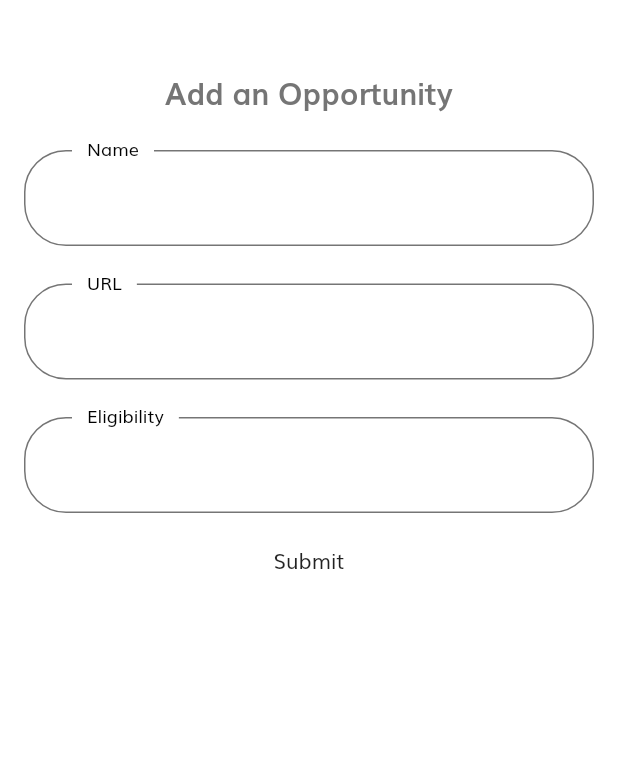
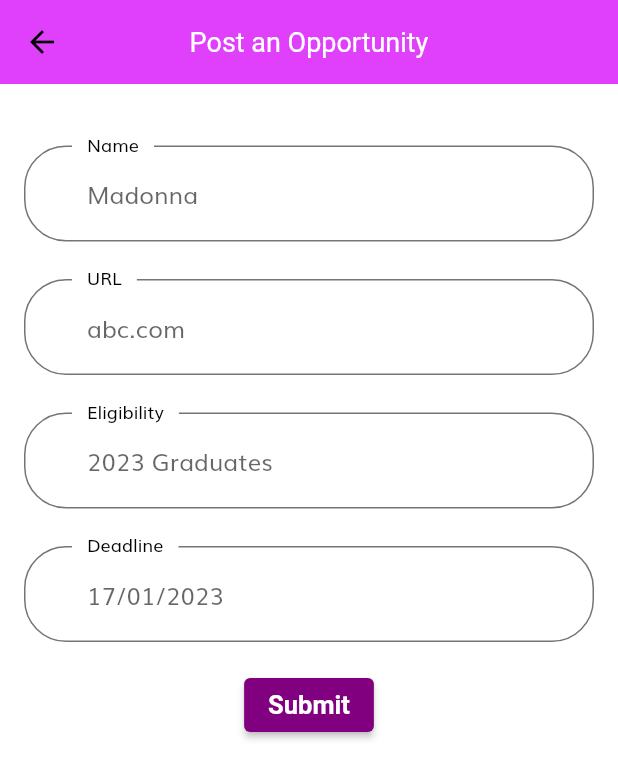
Before and after one commit to SurabhiMishra/EmpowHER-App, a Flutter app: the AddOpportunity screen opened by its route, on a phone screen of 412 x 824 dp. Shown: the top 779 px of the screen. Run offline on Flutter 3.47's test engine with Material 2 defaults, Android fonts, the phone set to English and light mode, and no system bars; our stand-ins replace flutter_svg.

Commit message:
add stuff

```diff
--- a/lib/screens/home/components/add_opportunity.dart
+++ b/lib/screens/home/components/add_opportunity.dart
@@ -1,57 +1,75 @@
 import 'package:flutter/material.dart';
+import 'package:shop_app/constants.dart';
+import 'package:shop_app/screens/home/components/body.dart';
+import 'package:shop_app/screens/home/components/opportunities.dart';
+
 class AddOpportunity extends StatelessWidget {
   static String routeName = "/addOpportunity";
   final TextEditingController _nameController = TextEditingController();
   final TextEditingController _urlController = TextEditingController();
   final TextEditingController _elgController = TextEditingController();
+  final TextEditingController _deadlineController = TextEditingController();
+
   @override
   Widget build(BuildContext context) {
-
     return Scaffold(
-      body: _buildChildren(),
+      appBar: AppBar(
+        title: Text('Post an Opportunity',style: TextStyle(color: Colors.white),),
+        centerTitle: true,
+        elevation: 0,
+      ),
+      body: SingleChildScrollView(child: _buildChildren(context)),
     );
   }
 
-  Widget _buildChildren() {
+  Widget _buildChildren(BuildContext context) {
     return Padding(
       padding: const EdgeInsets.all(16.0),
-      child: (
-      Column(
+      child: (Column(
+        crossAxisAlignment: CrossAxisAlignment.center,
         children: [
-          SizedBox(height: 30,),
-          Text('Add an Opportunity',
-            style: TextStyle(
-              fontWeight: FontWeight.w600,
-              fontSize: 20,
-            ),),
           SizedBox(height: 25.0),
           _buildNameTextField(),
           SizedBox(height: 25.0),
           _buildUrlTextField(),
           SizedBox(height: 25.0),
           _buildEligibilityTextField(),
-          SizedBox(height: 8.0),
-          FlatButton(
+          SizedBox(height: 25.0),
+          _buildDeadlineTextField(),
+          SizedBox(height: 18.0),
+          ElevatedButton(
+            style: ElevatedButton.styleFrom(
+                primary: kPrimaryColor, textStyle: TextStyle(fontSize: 17)),
+            onPressed: () => _submit(context),
             child: Text(
-             "Submit"
+              "Submit",
+              style: TextStyle(fontWeight: FontWeight.bold),
             ),
-            onPressed: (){},
           ),
         ],
-      )
-      ),
+      )),
     );
+  }
+
+  void _submit(BuildContext context) {
+    opporValues.add(Opportunities(
+        name: _nameController.text,
+        url: 'https://' + _urlController.text,
+        deadline: _deadlineController.text,
+        eligibility: _elgController.text));
+    Navigator.of(context).pop();
   }
 
   TextField _buildNameTextField() {
     return TextField(
       decoration: InputDecoration(
         labelText: 'Name',
+        hintText: 'Madonna',
         labelStyle: TextStyle(
           color: Colors.black,
         ),
         focusedBorder: OutlineInputBorder(
-          borderSide: BorderSide( width: 2.0),
+          borderSide: BorderSide(width: 2.0),
           borderRadius: BorderRadius.all(Radius.circular(20.0)),
         ),
       ),
@@ -59,21 +77,20 @@ class AddOpportunity extends StatelessWidget {
       // focusNode: _emailFocus,
       //cursorColor: Colors.black,
       autocorrect: false,
-      style: (TextStyle(
-          color: Colors.black,
-          fontWeight: FontWeight.w400
-      )),
+      style: (TextStyle(color: Colors.black, fontWeight: FontWeight.w400)),
     );
   }
+
   TextField _buildUrlTextField() {
     return TextField(
       decoration: InputDecoration(
         labelText: 'URL',
+        hintText: 'abc.com',
         labelStyle: TextStyle(
           color: Colors.black,
         ),
         focusedBorder: OutlineInputBorder(
-          borderSide: BorderSide( width: 2.0),
+          borderSide: BorderSide(width: 2.0),
           borderRadius: BorderRadius.all(Radius.circular(20.0)),
         ),
       ),
@@ -81,31 +98,47 @@ class AddOpportunity extends StatelessWidget {
       // focusNode: _emailFocus,
       //cursorColor: Colors.black,
       autocorrect: false,
-      style: (TextStyle(
-          color: Colors.black,
-          fontWeight: FontWeight.w400
-      )),
+      style: (TextStyle(color: Colors.black, fontWeight: FontWeight.w400)),
     );
   }
+
+  TextField _buildDeadlineTextField() {
+    return TextField(
+      decoration: InputDecoration(
+        labelText: 'Deadline',
+        hintText: '17/01/2023',
+        labelStyle: TextStyle(
+          color: Colors.black,
+        ),
+        focusedBorder: OutlineInputBorder(
+          borderSide: BorderSide(width: 2.0),
+          borderRadius: BorderRadius.all(Radius.circular(20.0)),
+        ),
+      ),
+      controller: _deadlineController,
+      // focusNode: _emailFocus,
+      //cursorColor: Colors.black,
+      autocorrect: false,
+      style: (TextStyle(color: Colors.black, fontWeight: FontWeight.w400)),
+    );
+  }
+
   TextField _buildEligibilityTextField() {
     return TextField(
       decoration: InputDecoration(
         labelText: 'Eligibility',
+        hintText: '2023 Graduates',
         labelStyle: TextStyle(
           color: Colors.black,
         ),
         focusedBorder: OutlineInputBorder(
-          borderSide: BorderSide( width: 2.0),
+          borderSide: BorderSide(width: 2.0),
           borderRadius: BorderRadius.all(Radius.circular(20.0)),
         ),
       ),
       controller: _elgController,
       autocorrect: false,
-      style: (TextStyle(
-          color: Colors.black,
-          fontWeight: FontWeight.w400
-      )),
+      style: (TextStyle(color: Colors.black, fontWeight: FontWeight.w400)),
     );
   }
-
 }
--- a/lib/screens/home/components/body.dart
+++ b/lib/screens/home/components/body.dart
@@ -1,4 +1,5 @@
 import 'package:flutter/material.dart';
+import 'package:shop_app/constants.dart';
 import 'package:shop_app/screens/home/components/add_opportunity.dart';
 import 'package:shop_app/screens/home/components/job_list_tile.dart';
 import 'package:shop_app/screens/home/components/list_item_builder.dart';
@@ -9,12 +10,36 @@ import '../../../size_config.dart';
 import 'home_banner.dart';
 import 'home_header.dart';
 
-
+List<Opportunities> opporValues = [
+  Opportunities(
+      name: "GHC Scholarships",
+      url: "https://ghc.anitab.org/attend/scholarships/",
+      eligibility:
+          "a woman pursuing a degree in a STEM subject at a leading UK university for the academic year 2022-2023",
+      deadline: "30 March"),
+  Opportunities(
+    name: "British Council scholarships for women in STEM",
+    url:
+        "https://www.britishcouncil.org/study-work-abroad/in-uk/scholarship-women-stem?gclid=Cj0KCQiA3fiPBhCCARIsAFQ8QzVNpqjm1_vE8RAd8EUoAN9qLr5yy7KDB6zMM8FQ2Y5OyV0ux2ZNQ0UaAuWxEALw_wcB&gclsrc=aw.ds",
+    deadline: "14 Feb",
+    eligibility:
+        "a woman pursuing a degree in a STEM subject at a leading UK university for the academic year 2022-2023",
+  ),
+  Opportunities(
+    name: "British Council scholarships for women in STEM",
+    url:
+        "https://www.britishcouncil.org/study-work-abroad/in-uk/scholarship-women-stem?gclid=Cj0KCQiA3fiPBhCCARIsAFQ8QzVNpqjm1_vE8RAd8EUoAN9qLr5yy7KDB6zMM8FQ2Y5OyV0ux2ZNQ0UaAuWxEALw_wcB&gclsrc=aw.ds",
+    deadline: "14 Feb",
+    eligibility:
+        "a woman pursuing a degree in a STEM subject at a leading UK university for the academic year 2022-2023",
+  ),
+];
 
 class Body extends StatelessWidget {
   @override
   Widget build(BuildContext context) {
     return SafeArea(
+      child: SingleChildScrollView(
         child: Column(
           children: [
             SizedBox(height: getProportionateScreenHeight(20)),
@@ -23,6 +48,7 @@ class Body extends StatelessWidget {
             _buildContent(context),
           ],
         ),
+      ),
     );
   }
 
@@ -30,53 +56,40 @@ class Body extends StatelessWidget {
     return Container(
       height: 450,
       margin: EdgeInsets.all(getProportionateScreenWidth(20)),
-      child: StreamBuilder<List<Opportunities>>(
+      child: Stack(children: [
+        StreamBuilder<List<Opportunities>>(
           stream: opporStream(),
           builder: (context, snapshot) {
             return ListItemBuilder<Opportunities>(
               snapshot: snapshot,
-            itemBuilder: (context, oppor) =>
-                JobListTile(
+              itemBuilder: (context, oppor) => JobListTile(
                 oppor: oppor,
                 // onTap: () => _showReport(context,report),
               ),
             );
           },
         ),
+        Align(
+          alignment: Alignment.bottomRight,
+          // add your floating action button
+          child: Opacity(
+            opacity: 0.6,
+            child: Padding(
+              padding: const EdgeInsets.all(8.0),
+              child: FloatingActionButton(
+                backgroundColor: kPrimaryColor,
+                onPressed: () =>
+                    Navigator.pushNamed(context, AddOpportunity.routeName),
+                child: Icon(Icons.add),
+              ),
+            ),
+          ),
+        ),
+      ]),
     );
   }
 
-  Stream<List<Opportunities>>opporStream() {
-    return Stream.value(
-      [
-        Opportunities(
-            name: "GHC Scholarships",
-            url: "https://ghc.anitab.org/attend/scholarships/",
-            eligibility: "a woman pursuing a degree in a STEM subject at a leading UK university for the academic year 2022-2023",
-            deadline: "30 March"),
-        Opportunities(
-            name: "British Council scholarships for women in STEM",
-            url: "https://www.britishcouncil.org/study-work-abroad/in-uk/scholarship-women-stem?gclid=Cj0KCQiA3fiPBhCCARIsAFQ8QzVNpqjm1_vE8RAd8EUoAN9qLr5yy7KDB6zMM8FQ2Y5OyV0ux2ZNQ0UaAuWxEALw_wcB&gclsrc=aw.ds",
-            deadline: "14 Feb",
-          eligibility: "a woman pursuing a degree in a STEM subject at a leading UK university for the academic year 2022-2023",
-        ),
-        Opportunities(
-          name: "British Council scholarships for women in STEM",
-          url: "https://www.britishcouncil.org/study-work-abroad/in-uk/scholarship-women-stem?gclid=Cj0KCQiA3fiPBhCCARIsAFQ8QzVNpqjm1_vE8RAd8EUoAN9qLr5yy7KDB6zMM8FQ2Y5OyV0ux2ZNQ0UaAuWxEALw_wcB&gclsrc=aw.ds",
-          deadline: "14 Feb",
-          eligibility: "a woman pursuing a degree in a STEM subject at a leading UK university for the academic year 2022-2023",
-        ),
-        Opportunities(
-          name: "British Council scholarships for women in STEM",
-          url: "https://www.britishcouncil.org/study-work-abroad/in-uk/scholarship-women-stem?gclid=Cj0KCQiA3fiPBhCCARIsAFQ8QzVNpqjm1_vE8RAd8EUoAN9qLr5yy7KDB6zMM8FQ2Y5OyV0ux2ZNQ0UaAuWxEALw_wcB&gclsrc=aw.ds",
-          deadline: "14 Feb",
-          eligibility: "a woman pursuing a degree in a STEM subject at a leading UK university for the academic year 2022-2023",
-        ),
-      ]
-    );
+  Stream<List<Opportunities>> opporStream() {
+    return Stream.value(opporValues);
   }
-
-
-
-
 }
--- a/lib/screens/home/components/job_list_tile.dart
+++ b/lib/screens/home/components/job_list_tile.dart
@@ -33,7 +33,7 @@ class JobListTile extends StatelessWidget {
                 Text('Eligibility - '),
                 Flexible(
                     child: Text(
-                        'a woman pursuing a degree in a STEM subject at a leading UK university for the academic year 2022-2023')),
+                        oppor.eligibility)),
               ],
             ),
             SizedBox(height: 10),
```
Lines whose indentation alone changed are shown as unchanged.
